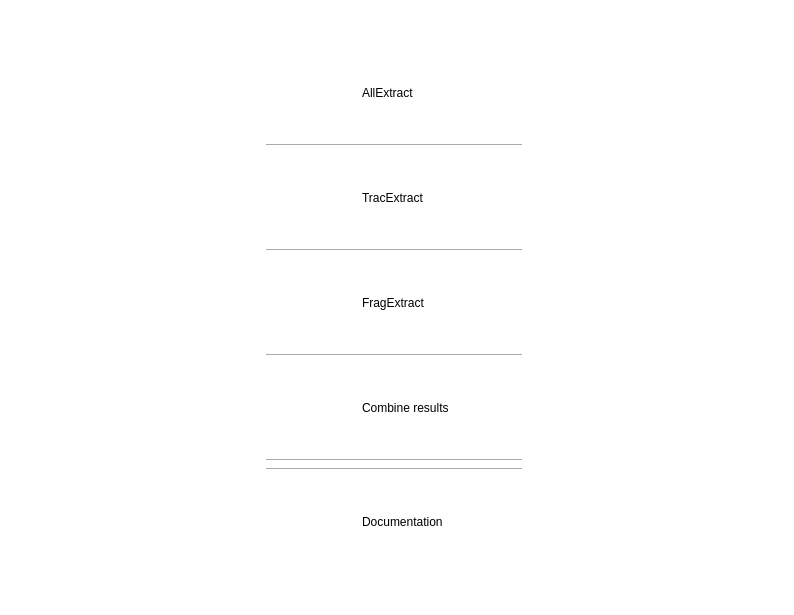
Above: mePyGuis/guis/ModuleSelectionWindow.ui from chrboku/MetExtract-II before the change. Below: the same form after it.
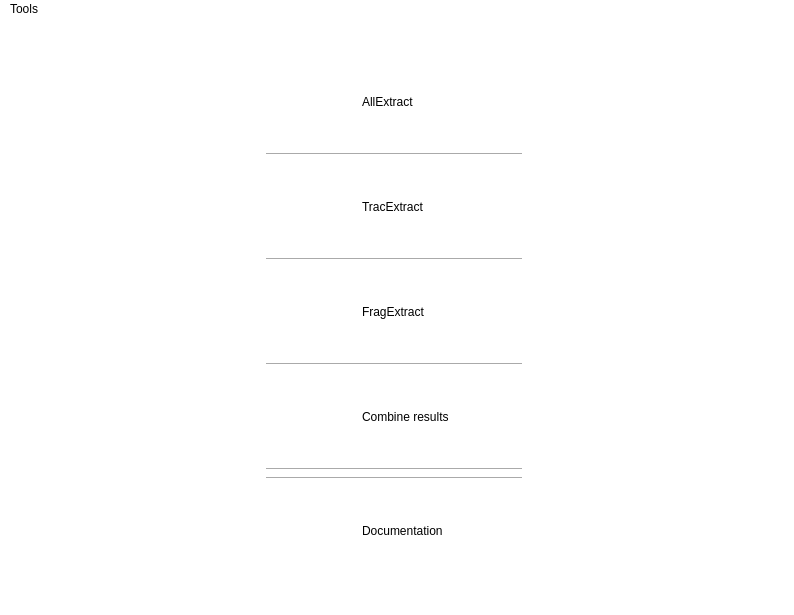
That is the form after the change. Icons and pictures are not drawn.

Diff of the .ui file:
```diff
--- a/mePyGuis/guis/ModuleSelectionWindow.ui
+++ b/mePyGuis/guis/ModuleSelectionWindow.ui
@@ -371,6 +371,28 @@
     </item>
    </layout>
   </widget>
+  <widget class="QMenuBar" name="menuBar">
+   <property name="geometry">
+    <rect>
+     <x>0</x>
+     <y>0</y>
+     <width>794</width>
+     <height>21</height>
+    </rect>
+   </property>
+   <widget class="QMenu" name="menuTools">
+    <property name="title">
+     <string>Tools</string>
+    </property>
+    <addaction name="actionCalculate_isotopic_enrichment"/>
+   </widget>
+   <addaction name="menuTools"/>
+  </widget>
+  <action name="actionCalculate_isotopic_enrichment">
+   <property name="text">
+    <string>Calculate isotopic enrichment</string>
+   </property>
+  </action>
  </widget>
  <resources>
   <include location="../../resources.qrc"/>
```
